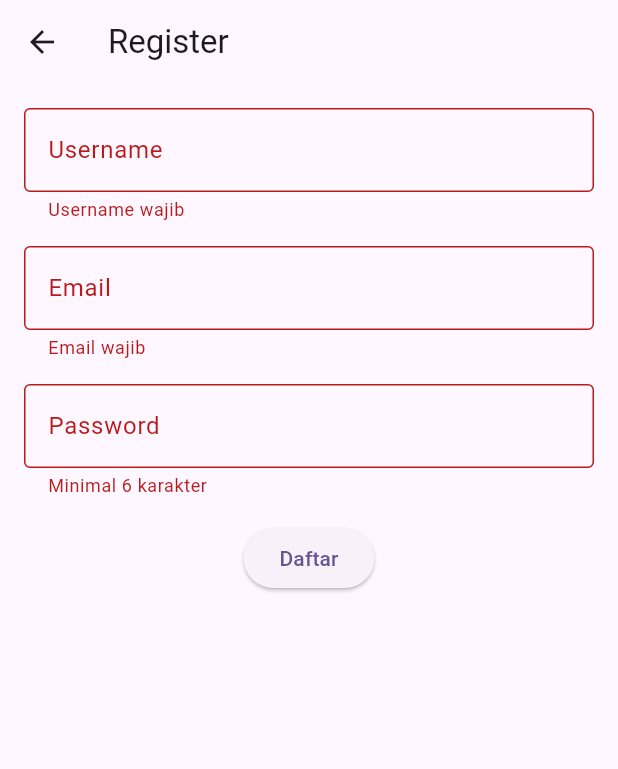
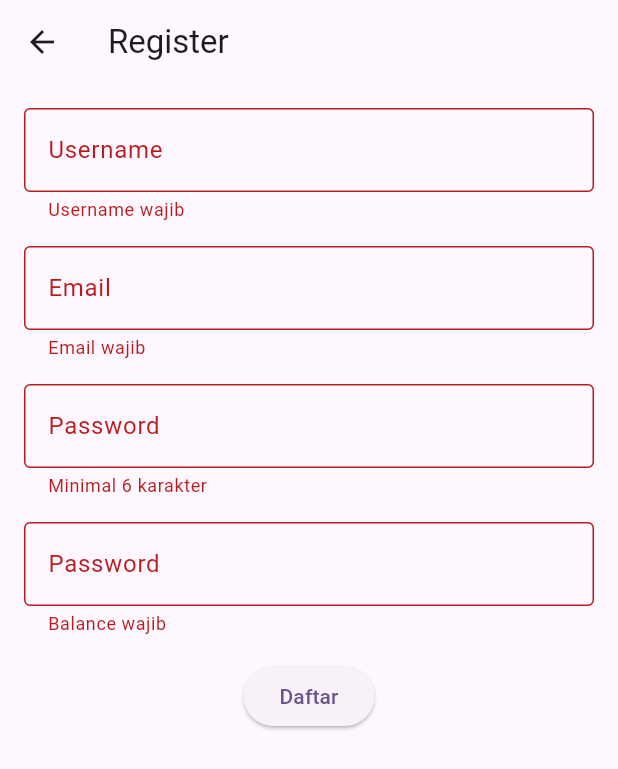
Before and after one commit to Mannztx/Cine-Booking-App-Kel8, a Flutter app: the RegisterPageAng5 screen opened by its route, after a tap on "Daftar", on a phone screen of 412 x 824 dp. Shown: the top 769 px of the screen. Run offline on Flutter 3.47's test engine with Material 3 defaults, Android fonts, the phone set to English and light mode, and no system bars; our stand-ins replace cloud_firestore, firebase_auth, firebase_core, google_fonts, qr_flutter; accounts and stored records are empty.

Commit message:
commit bintang 13

```diff
--- a/lib/pages/register_page_ang5.dart
+++ b/lib/pages/register_page_ang5.dart
@@ -14,6 +14,7 @@ class _RegisterPageAng5State extends State<RegisterPageAng5> {
   final emailCtrl = TextEditingController();
   final usernameCtrl = TextEditingController();
   final passCtrl = TextEditingController();
+  final balanceCtrl = TextEditingController();
 
   @override
   Widget build(BuildContext context) {
@@ -55,6 +56,15 @@ class _RegisterPageAng5State extends State<RegisterPageAng5> {
                 ),
               ),
               const SizedBox(height: 16),
+              TextFormField(
+                controller: balanceCtrl,
+                validator: (v) => v!.isEmpty ? "Balance wajib" : null,
+                decoration: const InputDecoration(
+                  labelText: "Password",
+                  border: OutlineInputBorder(),
+                ),
+              ),
+              const SizedBox(height: 16),
               if (auth.errorMessage != null)
                 Text(
                   auth.errorMessage!,
@@ -68,6 +78,7 @@ class _RegisterPageAng5State extends State<RegisterPageAng5> {
                     email: emailCtrl.text.trim(),
                     password: passCtrl.text.trim(),
                     username: usernameCtrl.text.trim(),
+                    balance: balanceCtrl.text.trim(),
                     context: context,
                   );
                 },
```
